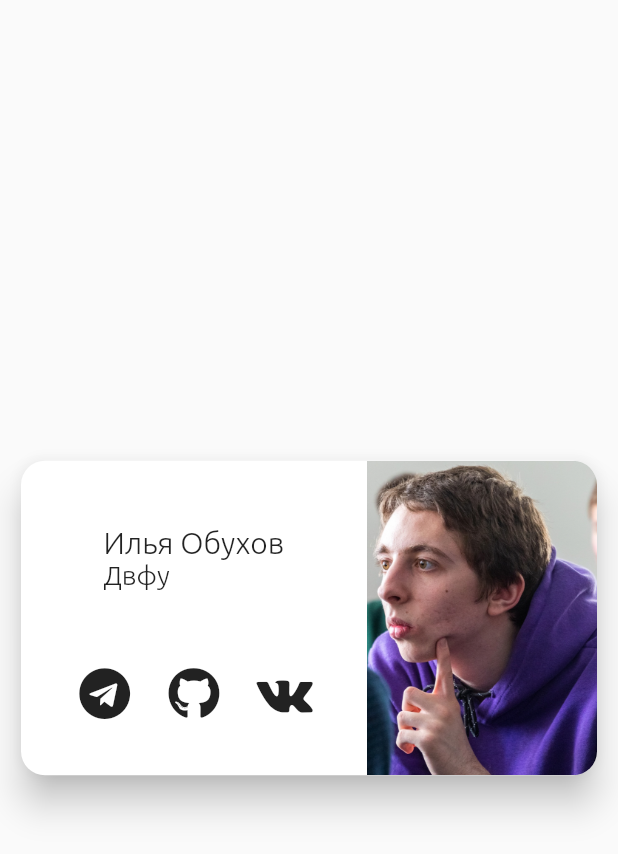
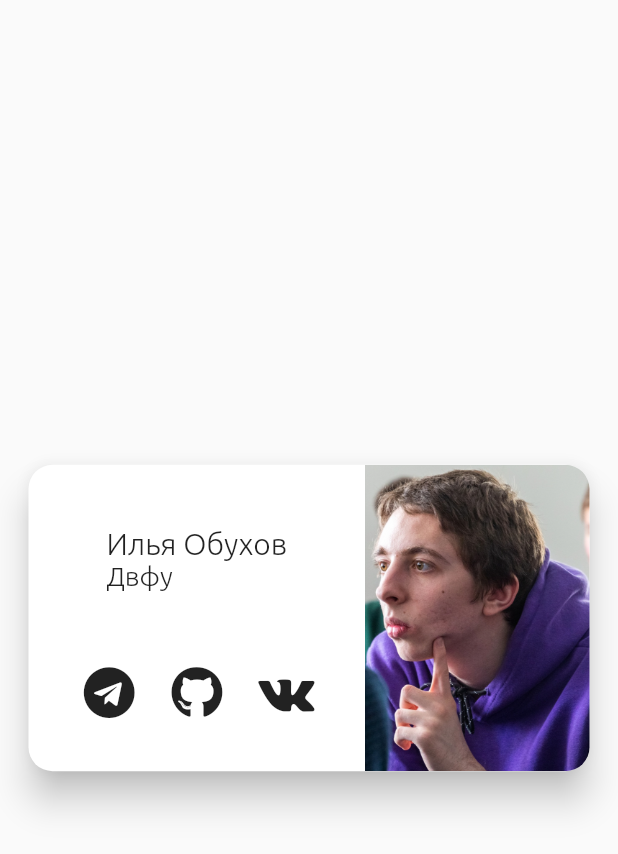
Before and after one commit to Faner201/business_card, a Flutter app: the screen it shows after launch, on a phone screen of 412 x 824 dp. Shown: the top 854 px of the screen. Run offline on Flutter 3.47's test engine with Material 2 defaults, Android fonts, the phone set to English and light mode, and no system bars.

```diff
--- a/flutter/business_card/lib/main.dart
+++ b/flutter/business_card/lib/main.dart
@@ -27,109 +27,177 @@ class HomePage extends StatelessWidget {
 
   @override
   Widget build(BuildContext context) {
-    return Scaffold(
+    return const Scaffold(
       body: Center(
         child: Padding(
-          padding: const EdgeInsets.all(10.0),
-          child: AspectRatio(
-            aspectRatio: 1.8,
-            child: Card(
-              shape: RoundedRectangleBorder(
-                borderRadius: BorderRadius.circular(16.0),
+          padding: EdgeInsets.all(15.0),
+          child: CVCard(),
         ),
-              elevation: 10.0,
-              child: ClipRRect(
-                borderRadius: BorderRadius.circular(16.0),
+      ),
+    );
+  }
+}
+
+class CVCard extends StatelessWidget {
+  const CVCard({Key? key}) : super(key: key);
+
+  @override
+  Widget build(BuildContext context) {
+    return CVCardContainer(
       child: Row(
         mainAxisAlignment: MainAxisAlignment.center,
         mainAxisSize: MainAxisSize.max,
         crossAxisAlignment: CrossAxisAlignment.stretch,
-                  children: [
+        children: const [
           Flexible(
             flex: 3,
-                      child: Column(
+            child: InfoWidget(),
+          ),
+          Flexible(
+            flex: 2,
+            child: AvatarWidget(),
+          ),
+        ],
+      ),
+    );
+  }
+}
+
+class InfoWidget extends StatelessWidget {
+  const InfoWidget({Key? key}) : super(key: key);
+
+  @override
+  Widget build(BuildContext context) {
+    return Column(
+      crossAxisAlignment: CrossAxisAlignment.center,
       mainAxisAlignment: MainAxisAlignment.spaceEvenly,
-                        crossAxisAlignment: CrossAxisAlignment.center,
-                        children: [
+      children: const [
         Padding(
-                            padding: const EdgeInsets.all(14.0),
-                            child: Column(
+          padding: EdgeInsets.all(14.0),
+          child: IdentityWidget(),
+        ),
+        LinksWidget(),
+      ],
+    );
+  }
+}
+
+class AvatarWidget extends StatelessWidget {
+  const AvatarWidget({Key? key}) : super(key: key);
+
+  @override
+  Widget build(BuildContext context) {
+    return Image.asset(
+      _avatar,
+      fit: BoxFit.fitHeight,
+    );
+  }
+}
+
+class IdentityWidget extends StatelessWidget {
+  const IdentityWidget({Key? key}) : super(key: key);
+
+  @override
+  Widget build(BuildContext context) {
+    return Column(
       crossAxisAlignment: CrossAxisAlignment.start,
       children: const [
         Text(
           'Илья Обухов',
-                                  style: TextStyle(
-                                    fontSize: 20,
-                                    fontFamily: 'Ubuntu',
-                                  ),
+          style: TextStyle(fontSize: 20, fontFamily: 'Ubuntu'),
         ),
         Text(
           'Двфу',
-                                  style: TextStyle(
-                                    fontSize: 18,
-                                    fontFamily: 'Ubuntu',
-                                  ),
+          style: TextStyle(fontSize: 18, fontFamily: 'Ubuntu'),
         ),
       ],
-                            ),
-                          ),
-                          Row(
+    );
+  }
+}
+
+class LinksWidget extends StatelessWidget {
+  const LinksWidget({Key? key}) : super(key: key);
+
+  @override
+  Widget build(BuildContext context) {
+    return Row(
       mainAxisAlignment: MainAxisAlignment.spaceEvenly,
       children: [
-                              const Spacer(flex: 1),
+        const Spacer(
+          flex: 1,
+        ),
         Flexible(
           flex: 5,
-                                child: IconButton(
-                                  iconSize: 35,
+          child: LinkIcon(
+            icon: CVIcons.telegram,
             onPressed: () => launchUrl(
               Uri.parse(Links.telegram),
-                                  ),
-                                  icon: const Icon(
-                                    CVIcons.telegram,
             ),
           ),
         ),
         Flexible(
           flex: 5,
-                                child: IconButton(
-                                  iconSize: 35,
+          child: LinkIcon(
+            icon: CVIcons.github,
             onPressed: () => launchUrl(
               Uri.parse(Links.github),
             ),
-                                  icon: const Icon(CVIcons.github),
           ),
         ),
         Flexible(
           flex: 5,
-                                child: IconButton(
-                                  iconSize: 35,
+          child: LinkIcon(
+            icon: CVIcons.vkontakte,
             onPressed: () => launchUrl(
               Uri.parse(Links.vk),
             ),
-                                  icon: const Icon(CVIcons.vkontakte),
           ),
         ),
         const Spacer(
           flex: 1,
         ),
       ],
+    );
+  }
+}
+
+class CVCardContainer extends StatelessWidget {
+  static const _borderRadius = 16.0;
+  final Widget child;
+
+  const CVCardContainer({Key? key, required this.child}) : super(key: key);
+
+  @override
+  Widget build(BuildContext context) {
+    return AspectRatio(
+      aspectRatio: 1.8,
+      child: Card(
+        shape: RoundedRectangleBorder(
+          borderRadius: BorderRadius.circular(_borderRadius),
         ),
-                        ],
-                      ),
-                    ),
-                    Flexible(
-                        flex: 2,
-                        child: Image.asset(
-                          _avatar,
-                          fit: BoxFit.fitHeight,
-                        )),
-                  ],
-                ),
-              ),
-            ),
-          ),
+        elevation: 10.0,
+        child: ClipRRect(
+          borderRadius: BorderRadius.circular(_borderRadius),
+          child: child,
         ),
       ),
     );
   }
 }
+
+class LinkIcon extends StatelessWidget {
+  final IconData icon;
+  final VoidCallback onPressed;
+
+  const LinkIcon({Key? key, required this.icon, required this.onPressed})
+      : super(key: key);
+
+  @override
+  Widget build(BuildContext context) {
+    return IconButton(
+      iconSize: 35,
+      onPressed: onPressed,
+      icon: Icon(icon),
+    );
+  }
+}
```
Lines whose indentation alone changed are shown as unchanged.
